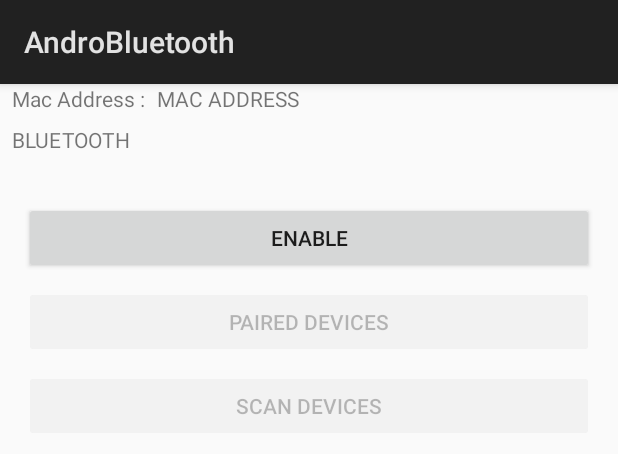
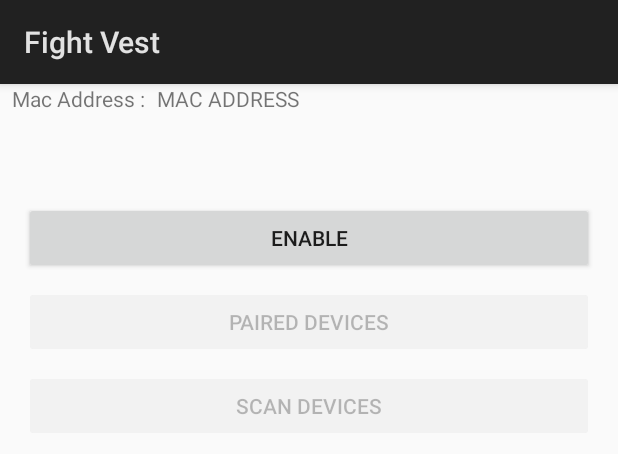
Before and after one commit to DobrinKazandziev/Fight_Vest, an Android app: the layout activity_bluetooth.xml on its own in the app's theme, with its tools: preview values and no code run, on a phone screen of 412 x 824 dp. Shown: the top 454 px of the screen. Run offline under Robolectric (Android 15) with nearby library versions, the phone set to English and light mode, and no system bars.

```diff
--- a/app/src/main/AndroidManifest.xml
+++ b/app/src/main/AndroidManifest.xml
@@ -29,8 +29,8 @@
             />
         <activity
             android:name=".DeviceListActivity"
-            android:label="@string/app_name">
-
+            android:label="@string/app_name"
+            android:parentActivityName=".BluetoothActivity">
             <intent-filter>
                 <action android:name="android.intent.action.VIEW" />
             </intent-filter>
--- a/app/src/main/java/dobrink/fight_vest/DeviceListActivity.java
+++ b/app/src/main/java/dobrink/fight_vest/DeviceListActivity.java
@@ -19,6 +19,7 @@ import java.util.ArrayList;
  * Created by Dobrin on 13-Jun-17.
  */
 
+@SuppressWarnings("ALL")
 public class DeviceListActivity extends Activity {
     private ListView mListView;
     private DeviceListAdapter mAdapter;
@@ -28,6 +29,7 @@ public class DeviceListActivity extends Activity {
     public void onCreate(Bundle savedInstanceState) {
         super.onCreate(savedInstanceState);
         setContentView(R.layout.activity_paired_devices);
+        getActionBar().setDisplayHomeAsUpEnabled(true);
 
         mDeviceList		= getIntent().getExtras().getParcelableArrayList("device.list");
         mListView		= (ListView) findViewById(R.id.lv_paired);
--- a/app/src/main/java/dobrink/fight_vest/DeviceListAdapter.java
+++ b/app/src/main/java/dobrink/fight_vest/DeviceListAdapter.java
@@ -13,6 +13,7 @@ import android.widget.TextView;
  * Created by Dobrin on 13-Jun-17.
  */
 
+@SuppressWarnings("ALL")
 public class DeviceListAdapter extends BaseAdapter{
     private LayoutInflater mInflater;
     private List<BluetoothDevice> mData;
@@ -83,6 +84,6 @@ public class DeviceListAdapter extends BaseAdapter{
     }
 
     public interface OnPairButtonClickListener {
-        public abstract void onPairButtonClick(int position);
+        void onPairButtonClick(int position);
     }
 }
--- a/app/src/main/res/layout/activity_bluetooth.xml
+++ b/app/src/main/res/layout/activity_bluetooth.xml
@@ -15,7 +15,7 @@
         android:layout_height="wrap_content"
         android:layout_marginLeft="8dp"
         android:layout_marginTop="0dp"
-        android:text="Mac Address :"
+        android:text="@string/text_maccaddress"
         app:layout_constraintLeft_toLeftOf="parent"
         app:layout_constraintTop_toTopOf="parent" />
 
@@ -39,7 +39,6 @@
         android:layout_marginLeft="0dp"
         android:layout_marginRight="8dp"
         android:layout_marginTop="8dp"
-        android:text="BLUETOOTH"
         app:layout_constraintLeft_toLeftOf="@+id/textViewMacAddressTitle"
         app:layout_constraintRight_toRightOf="parent"
         app:layout_constraintTop_toBottomOf="@+id/textViewMacAddressTitle" />
@@ -51,7 +50,7 @@
         android:layout_marginLeft="16dp"
         android:layout_marginRight="16dp"
         android:layout_marginTop="32dp"
-        android:text="Enable"
+        android:text="@string/text_enable"
         app:layout_constraintLeft_toLeftOf="parent"
         app:layout_constraintRight_toRightOf="parent"
         app:layout_constraintTop_toBottomOf="@+id/tv_status" />
@@ -63,7 +62,7 @@
         android:layout_marginLeft="16dp"
         android:layout_marginRight="16dp"
         android:layout_marginTop="8dp"
-        android:text="Paired Devices"
+        android:text="@string/text_list_paired_devices"
         android:enabled="false"
         app:layout_constraintLeft_toLeftOf="parent"
         app:layout_constraintRight_toRightOf="parent"
@@ -76,7 +75,7 @@
         android:layout_marginLeft="16dp"
         android:layout_marginRight="16dp"
         android:layout_marginTop="8dp"
-        android:text="Scan Devices"
+        android:text="@string/text_scan_devices"
         android:enabled="false"
         app:layout_constraintLeft_toLeftOf="parent"
         app:layout_constraintRight_toRightOf="parent"
--- a/app/src/main/res/values/strings.xml
+++ b/app/src/main/res/values/strings.xml
@@ -1,9 +1,7 @@
 <resources>
 
-    <string name="app_name">AndroBluetooth</string>
-    <string name="action_settings">Settings</string>
-    <string name="hello_world">Hello world!</string>
-
+    <string name="app_name">Fight Vest</string>
+    <string name="text_maccaddress">Mac Address :</string>
     <string name="text_bluetooth_off">Bluetooth is Off</string>
     <string name="text_bluetooth_on">Bluetooth is On</string>
 
```
Also changed, not shown: app/src/main/java/dobrink/fight_vest/BluetoothActivity.java (+3 -12 lines), app/src/main/java/dobrink/fight_vest/BluetoothWebService.java (+15 -7 lines), app/src/main/java/dobrink/fight_vest/MainActivity.java (+6 -2 lines).
